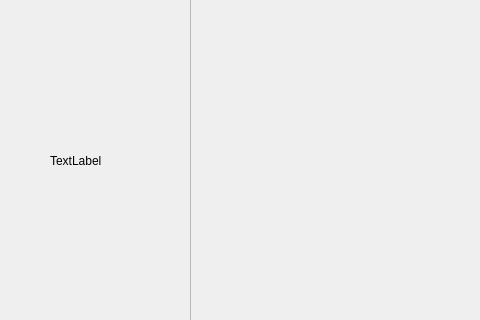
First picture: the form in KM_Lab_3/mainwindow.ui, repository Koskop/KM_Labs, before the edit; both pictures show x 0 to 480 and y 355 to 675 of the 1366 by 768 pixel window.
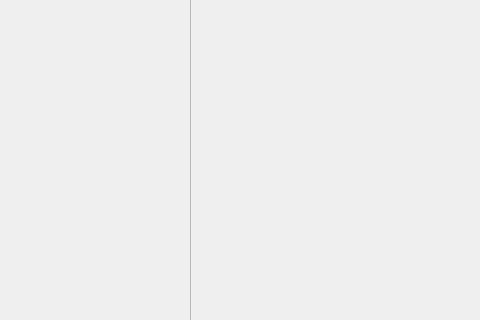
Second picture: the form after the edit.

What changed in the file:
```diff
--- a/KM_Lab_3/mainwindow.ui
+++ b/KM_Lab_3/mainwindow.ui
@@ -183,19 +183,6 @@
      <string>Очистити</string>
     </property>
    </widget>
-   <widget class="QLabel" name="label_2">
-    <property name="geometry">
-     <rect>
-      <x>50</x>
-      <y>420</y>
-      <width>101</width>
-      <height>191</height>
-     </rect>
-    </property>
-    <property name="text">
-     <string>TextLabel</string>
-    </property>
-   </widget>
   </widget>
  </widget>
  <layoutdefault spacing="6" margin="11"/>
```
